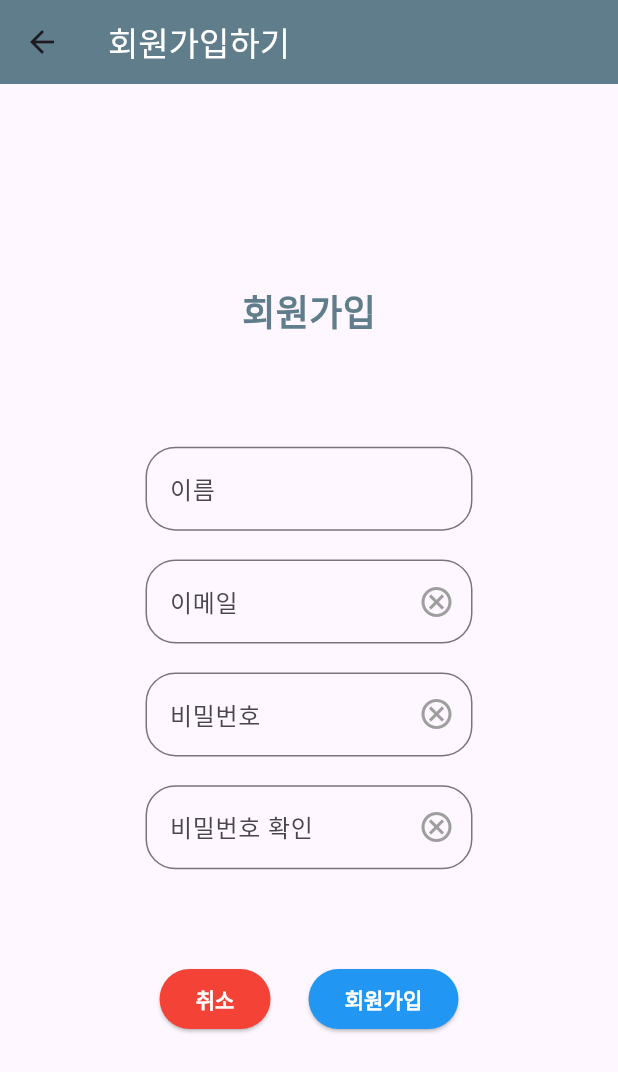
After one commit to 2cean/simpleShop, a Flutter app: the screen it shows after launch, item 2 of the bottom bar chosen, after a tap on "회원가입", on a phone screen of 412 x 824 dp. The commit adds this screen. Shown: the top 1072 px of the screen. Run offline on Flutter 3.47's test engine with Material 3 defaults, Android fonts, the phone set to English and light mode, and no system bars; our stand-ins replace dio.

Commit message:
feat: 페이지 분리 및 로그인, 회원가입 기능 구현
- 적절한 안내문구로 성공, 실패 여부 알려줌
- 로그인 성공 시 메인페이지로 이동
- 로그인 실패시 적절한 안내문구 필요

```diff
--- /dev/null
+++ b/front-flutter/lib/constants/api.dart
@@ -0,0 +1 @@
+const baseApi = 'http://127.0.0.1:8000/api';
--- a/front-flutter/lib/main.dart
+++ b/front-flutter/lib/main.dart
@@ -1,44 +1,62 @@
 import 'package:flutter/material.dart';
+import 'package:front_flutter/pages/login_page.dart';
+import 'package:front_flutter/pages/add_page.dart';
+import 'package:front_flutter/pages/home_page.dart';
 
 void main() {
-  runApp(MyWidget(title: 'Hello Flutter'));
+  runApp(const MyApp());
 }
 
-class MyWidget extends StatelessWidget {
-  const MyWidget({super.key, required this.title});
-  final String title;
+class MyApp extends StatelessWidget {
+  const MyApp({super.key});
   @override
   Widget build(BuildContext context) {
     return MaterialApp(
-      home: HomePage(),
+      home: const MainPage(),
     );
   }
 }
 
-class HomePage extends StatelessWidget {
+class MainPage extends StatefulWidget {
+  const MainPage({super.key});
+  @override
+  State<MainPage> createState() => _MainPageState();
+}
+
+class _MainPageState extends State<MainPage> {
+  int _selectedIndex = 0;
+
+  final List<Widget> _pages = const [
+    HomePageContent(),
+    LoginPage(),
+    AddPage(),
+  ];
+
   @override
   Widget build(BuildContext context) {
     return Scaffold(
       appBar: AppBar(
         backgroundColor: Colors.blueGrey,
-        title: Text('Flutter+Laravel', style: TextStyle(color: Colors.white)),
+        title: const Text('Flutter+Laravel', style: TextStyle(color: Colors.white)),
       ),
-      body: ListView(
-        children: [
-          Text('Home'),
-        ],
-      ),
+      body: _pages[_selectedIndex],
       bottomNavigationBar: BottomNavigationBar(
+        currentIndex: _selectedIndex,
+        onTap: (index) {
+          setState(() {
+            _selectedIndex = index;
+          });
+        },
         backgroundColor: Colors.blueGrey,
         selectedItemColor: Colors.white,
         unselectedItemColor: Colors.grey,
         iconSize: 28,
         selectedFontSize: 16,
         unselectedFontSize: 14,
-        items: [
-          BottomNavigationBarItem(icon: Icon(Icons.home), label: 'Home'),
-          BottomNavigationBarItem(icon: Icon(Icons.person), label: 'Profile'),
-          BottomNavigationBarItem(icon: Icon(Icons.add), label: 'Add'),
+        items: const [
+          BottomNavigationBarItem(icon: Icon(Icons.home), label: '홈'),
+          BottomNavigationBarItem(icon: Icon(Icons.person), label: '로그인'),
+          BottomNavigationBarItem(icon: Icon(Icons.add), label: '글쓰기'),
         ],
       ),
     );
--- /dev/null
+++ b/front-flutter/lib/pages/home_page.dart
@@ -0,0 +1,16 @@
+import 'package:flutter/material.dart';
+
+class HomePageContent extends StatelessWidget {
+  const HomePageContent({super.key});
+  @override
+  Widget build(BuildContext context) {
+    return Center(
+      child: Column(
+        mainAxisAlignment: MainAxisAlignment.center,
+        children: const [
+          Text('Home'),
+        ],
+      ),
+    );
+  }
+}
--- /dev/null
+++ b/front-flutter/lib/pages/login_page.dart
@@ -0,0 +1,127 @@
+import 'package:flutter/material.dart';
+import 'package:front_flutter/pages/register_page.dart';
+import 'package:dio/dio.dart';
+import '../constants/api.dart';
+import 'package:front_flutter/main.dart';
+
+Future<void> login(String email, String password) async {
+  final dio = Dio();
+  final response = await dio.post('$baseApi/users/login', data: {
+    'email': email,
+    'password': password,
+  });
+  return response.data;
+}
+
+class LoginPage extends StatefulWidget {
+  const LoginPage({super.key});
+  @override
+  State<LoginPage> createState() => _LoginPageState();
+}
+
+class _LoginPageState extends State<LoginPage> {
+  final emailController = TextEditingController();
+  final passwordController = TextEditingController();
+  @override
+  Widget build(BuildContext context) {
+    return Center(
+      child: Container(
+        width: 250,
+        height: 300,
+        decoration: BoxDecoration(
+        borderRadius: BorderRadius.circular(10),
+      ),
+      child: Column(
+        mainAxisAlignment: MainAxisAlignment.spaceBetween,
+        children: [
+          Text('로그인', style: TextStyle(fontSize: 24, fontWeight: FontWeight.bold, color: Colors.blueGrey)),
+          SizedBox(height: 16),
+          Padding(
+            padding: const EdgeInsets.symmetric(horizontal: 16),
+            child: TextFormField(
+              controller: emailController,
+              decoration: InputDecoration(
+                labelText: '이메일',
+                suffixIcon: IconButton(
+                  onPressed: () {
+                    emailController.clear();
+                  },
+                  icon: Icon(
+                    Icons.cancel_outlined,
+                    color: Colors.grey,
+                  ),
+                ),
+                border: OutlineInputBorder(
+                  borderRadius: BorderRadius.circular(20),
+                  borderSide: BorderSide(color: Colors.grey),
+                ),
+              ),
+            ),
+          ),
+          Padding(
+            padding: const EdgeInsets.symmetric(horizontal: 16),
+            child: TextFormField(
+              controller: passwordController,
+              obscureText: true,
+              decoration: InputDecoration(
+                labelText: '비밀번호',
+                suffixIcon: IconButton(
+                  onPressed: () {
+                    passwordController.clear();
+                  },
+                  icon: Icon(
+                    Icons.cancel_outlined,
+                    color: Colors.grey,
+                  ),
+                ),
+                border: OutlineInputBorder(
+                  borderRadius: BorderRadius.circular(20),
+                  borderSide: BorderSide(color: Colors.grey),
+                ),
+              ),
+            ),
+          ),
+          SizedBox(height: 24),
+          Row(
+            mainAxisAlignment: MainAxisAlignment.spaceEvenly,
+            children: [
+              ElevatedButton(
+                onPressed: () {
+                  Navigator.push(context, MaterialPageRoute(builder: (context) => RegisterPage()));
+                },
+                child: Text('회원가입', style: TextStyle(color: Colors.white, fontWeight: FontWeight.bold)),
+                style: ElevatedButton.styleFrom(
+                  backgroundColor: Colors.blue,
+                  foregroundColor: Colors.white,
+                ),
+              ),
+              ElevatedButton(
+                onPressed: () async {
+                  try {
+                    await login(emailController.text, passwordController.text);
+                    ScaffoldMessenger.of(context).showSnackBar(
+                      SnackBar(
+                        content: Text('로그인 성공'),
+                      ),
+                    );
+                    Navigator.push(context, MaterialPageRoute(builder: (context) => MainPage()));
+                  } catch (e) {
+                    ScaffoldMessenger.of(context).showSnackBar(
+                      SnackBar(content: Text('로그인 실패')),
+                    );
+                  }
+                },
+                child: Text('로그인', style: TextStyle(color: Colors.white, fontWeight: FontWeight.bold)),
+                style: ElevatedButton.styleFrom(
+                  backgroundColor: Colors.green,
+                  foregroundColor: Colors.white,
+                ),
+              ),
+            ],
+          )
+        ],
+      ),
+      ),
+    );
+  }
+}
--- /dev/null
+++ b/front-flutter/lib/pages/register_page.dart
@@ -0,0 +1,239 @@
+import 'package:flutter/material.dart';
+import 'package:dio/dio.dart';
+import '../constants/api.dart';
+
+Future<void> register(String email, String password, String name) async {
+  final dio = Dio();
+  final response = await dio.post('$baseApi/users',
+  data: {
+    'email': email,
+    'name': name,
+    'password': password,
+  },
+  options: Options(
+    headers: {
+      'Content-Type': 'application/json',
+      'Accept': 'application/json',
+    },
+  ),
+  );
+  return response.data;
+}
+
+class RegisterPage extends StatefulWidget {
+  const RegisterPage({super.key});
+  @override
+  State<RegisterPage> createState() => _RegisterPageState();
+}
+
+class RegisterResponse {
+  final String email;
+  final String password;
+  final String name;
+  RegisterResponse({required this.email, required this.password, required this.name});
+}
+
+class _RegisterPageState extends State<RegisterPage> {
+  final emailController = TextEditingController();
+  final passwordController = TextEditingController();
+  final passwordCheckController = TextEditingController();
+  final nameController = TextEditingController();
+  final formKey = GlobalKey<FormState>();
+  @override
+  Widget build(BuildContext context) {
+    return Scaffold(
+      appBar: AppBar(
+        backgroundColor: Colors.blueGrey,
+        title: Text('회원가입하기', style: TextStyle(color: Colors.white)),
+      ),
+      body: Form(
+        key: formKey,
+        child: Column(
+          mainAxisAlignment: MainAxisAlignment.center,
+          children: [
+            Center(
+            child: Container(
+              width: 250,
+              height: 500,
+              decoration: BoxDecoration(
+                borderRadius: BorderRadius.circular(10),
+              ),
+              child: Column(
+                mainAxisAlignment: MainAxisAlignment.spaceBetween,
+                children: [
+                  Text(
+                    '회원가입',
+                    style: TextStyle(
+                      fontSize: 24,
+                      fontWeight: FontWeight.bold,
+                      color: Colors.blueGrey,
+                    ),
+                  ),
+                  SizedBox(height: 16),
+                  Padding(
+                    padding: const EdgeInsets.symmetric(horizontal: 16),
+                  ),
+                  Padding(
+                    padding: const EdgeInsets.symmetric(horizontal: 16),
+                    child: TextFormField(
+                      controller: nameController,
+                      validator: (value) {
+                        if (value == null || value.isEmpty) {
+                          return '이름을 입력해주세요';
+                        }
+                        return null;
+                      },
+                      decoration: InputDecoration(
+                        labelText: '이름',
+                        border: OutlineInputBorder(
+                          borderRadius: BorderRadius.circular(20),
+                          borderSide: BorderSide(color: Colors.grey),
+                        ),
+                      ),
+                    ),
+                  ),
+                  Padding(
+                    padding: const EdgeInsets.symmetric(horizontal: 16),
+                    child: TextFormField(
+                      controller: emailController,
+                      validator: (value) {
+                        if (value == null || value.isEmpty) {
+                          return '이메일을 입력해주세요';
+                        }
+                        return null;
+                      },
+                      decoration: InputDecoration(
+                        labelText: '이메일',
+                        border: OutlineInputBorder(
+                          borderRadius: BorderRadius.circular(20),
+                          borderSide: BorderSide(color: Colors.grey),
+                        ),
+                        suffixIcon: IconButton(
+                          onPressed: () {
+                            emailController.clear();
+                          },
+                          icon: Icon(Icons.cancel_outlined, color: Colors.grey),
+                        ),
+                      ),
+                    ),
+                  ),
+                  Padding(
+                    padding: const EdgeInsets.symmetric(horizontal: 16),
+                    child: TextFormField(
+                      controller: passwordController,
+                      validator: (value) {
+                        if (value == null || value.isEmpty) {
+                          return '비밀번호를 입력해주세요';
+                        }
+                        return null;
+                      },
+                      obscureText: true,
+                      decoration: InputDecoration(
+                        labelText: '비밀번호',
+                        border: OutlineInputBorder(
+                          borderRadius: BorderRadius.circular(20),
+                          borderSide: BorderSide(color: Colors.grey),
+                        ),
+                        suffixIcon: IconButton(
+                          onPressed: () {
+                            passwordController.clear();
+                          },
+                          icon: Icon(Icons.cancel_outlined, color: Colors.grey),
+                        ),
+                      ),
+                    ),
+                  ),
+
+                  // 비밀번호 확인 추가 필요시 활성화(프론트 검증로직 필요)
+                  Padding(
+                    padding: const EdgeInsets.symmetric(horizontal: 16),
+                    child: TextFormField(
+                      controller: passwordCheckController,
+                      validator: (value) {
+                        if (value == null || value.isEmpty) {
+                          return '비밀번호를 입력해주세요';
+                        }
+                        if (value != passwordController.text) {
+                          return '비밀번호가 일치하지 않습니다';
+                        }
+                        return null;
+                      },
+                      obscureText: true,
+                      decoration: InputDecoration(
+                        labelText: '비밀번호 확인',
+                        border: OutlineInputBorder(
+                          borderRadius: BorderRadius.circular(20),
+                          borderSide: BorderSide(color: Colors.grey),
+                        ),
+                        suffixIcon: IconButton(
+                          onPressed: () {
+                            passwordCheckController.clear();
+                          },
+                          icon: Icon(Icons.cancel_outlined, color: Colors.grey),
+                        ),
+                      ),
+                    ),
+                  ),
+                  SizedBox(height: 24),
+                  Row(
+                    mainAxisAlignment: MainAxisAlignment.spaceEvenly,
+                    children: [
+                      ElevatedButton(
+                        onPressed: () {
+                          Navigator.pop(context);
+                        },
+                        child: Text(
+                          '취소',
+                          style: TextStyle(color: Colors.white, fontWeight: FontWeight.bold),
+                        ),
+                        style: ElevatedButton.styleFrom(
+                          backgroundColor: Colors.red,
+                          foregroundColor: Colors.white,
+                        ),
+                      ),
+                      ElevatedButton(
+                        onPressed: () async {
+                          if (formKey.currentState!.validate()) {
+                            try{
+                              await register(
+                                emailController.text,
+                                passwordController.text,
+                                nameController.text,
+                              );
+                              Navigator.pop(context);
+                              ScaffoldMessenger.of(context).showSnackBar(
+                                SnackBar(
+                                  content: Text('회원가입이 완료되었습니다'),
+                                ),
+                              );
+                            } catch (e) {
+                              ScaffoldMessenger.of(context).showSnackBar(
+                                SnackBar(
+                                  content: Text('회원가입에 실패했습니다'),
+                                ),
+                              );
+                              print(e);
+                            }
+                          }
+                        },
+                        child: Text(
+                          '회원가입',
+                          style: TextStyle(color: Colors.white, fontWeight: FontWeight.bold),
+                        ),
+                        style: ElevatedButton.styleFrom(
+                          backgroundColor: Colors.blue,
+                          foregroundColor: Colors.white,
+                        ),
+                      ),
+                    ],
+                  ),
+                ],
+              ),
+              ),
+            ),
+          ],
+        ),
+      ),
+    );
+  }
+}
--- a/front-flutter/pubspec.yaml
+++ b/front-flutter/pubspec.yaml
@@ -34,7 +34,7 @@ dependencies:
   # The following adds the Cupertino Icons font to your applicßßation.
   # Use with the CupertinoIcons class for iOS style icons.
   cupertino_icons: ^1.0.8
-
+  dio: ^5.5.0
 dev_dependencies:
   flutter_test:
     sdk: flutter
```
Also changed, not shown: front-flutter/lib/pages/add_page.dart (added, +89 -0 lines), front-flutter/lib/pages/profile_page.dart (added, +13 -0 lines), front-flutter/pubspec.lock, 3 other files.
